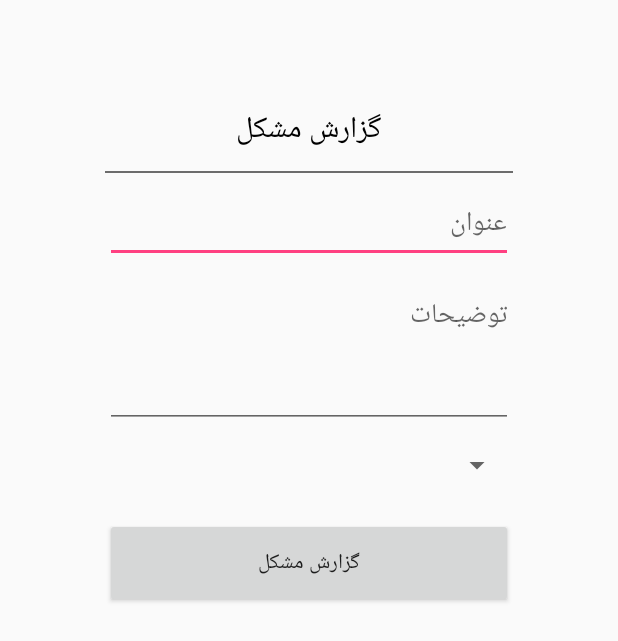
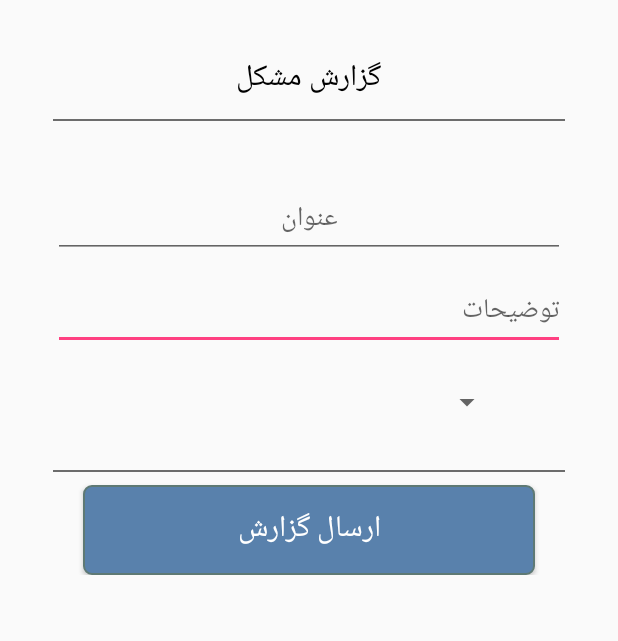
Before and after one commit to PooryaKoorosh/CityReport, an Android app: the layout popup_add_point.xml on its own in the app's theme, with its tools: preview values and no code run, on a phone screen of 412 x 824 dp. Shown: the top 641 px of the screen. Run offline under Robolectric (Android 15) with nearby library versions, the phone set to English and light mode, and no system bars.

Commit message:
UI Optimizations

```diff
--- /dev/null
+++ b/app/src/main/assets/json/profile.json
@@ -0,0 +1 @@
+[{"token":"gYOYdRdjqrphK7oIYIINZ8SggZKQb620170726173156Mngtezbw0ss7ZbPaz1uI2T9hdYVjQl","profile":{"id":1,"user":"1000","name":"\u0627\u0635\u063a\u0631 \u0627\u0635\u063a\u0631\u06cc","birth_certificate":"91203012301230","phone":"91111355444","address":"\u0631\u0634\u062a \n\u06af\u0644\u0633\u0627\u0631 \u0628\u0644\u0648\u0627\u0631 \u06af\u06cc\u0644\u0627\u0646 \u06cc\u0647 \u062c\u0627\u06cc\u06cc","created_at":"2017-05-11 00:00:00","updated_at":"2017-05-11 05:53:55","classroom":{"id":1,"name":"\u062f\u0647\u0645 \u0631\u06cc\u0627\u0636\u06cc"}}}]
--- /dev/null
+++ b/app/src/main/assets/profile.json
@@ -0,0 +1 @@
+[{"token":"gYOYdRdjqrphK7oIYIINZ8SggZKQb620170726173156Mngtezbw0ss7ZbPaz1uI2T9hdYVjQl","profile":{"id":1,"user":"1000","name":"\u0627\u0635\u063a\u0631 \u0627\u0635\u063a\u0631\u06cc","birth_certificate":"91203012301230","phone":"91111355444","address":"\u0631\u0634\u062a \n\u06af\u0644\u0633\u0627\u0631 \u0628\u0644\u0648\u0627\u0631 \u06af\u06cc\u0644\u0627\u0646 \u06cc\u0647 \u062c\u0627\u06cc\u06cc","created_at":"2017-05-11 00:00:00","updated_at":"2017-05-11 05:53:55","classroom":{"id":1,"name":"\u062f\u0647\u0645 \u0631\u06cc\u0627\u0636\u06cc"}}}]
--- a/app/src/main/java/com/example/koorosh/cityreport2/SplashActivity.java
+++ b/app/src/main/java/com/example/koorosh/cityreport2/SplashActivity.java
@@ -62,7 +62,7 @@ public class SplashActivity extends Activity {
                     G.activity.runOnUiThread(new Runnable() {
                         @Override
                         public void run() {
-                            Toast.makeText(SplashActivity.this, G.SUCCESS, Toast.LENGTH_SHORT).show();
+//                            Toast.makeText(SplashActivity.this, G.SUCCESS, Toast.LENGTH_SHORT).show();
                             try {
                                 parseJson(res);
                                 Intent intent = new Intent(SplashActivity.this,LauncherActivity.class);
--- /dev/null
+++ b/app/src/main/res/drawable/buttons.xml
@@ -0,0 +1,7 @@
+<?xml version="1.0" encoding="utf-8"?>
+<shape android:shape="rectangle"
+    xmlns:android="http://schemas.android.com/apk/res/android">
+    <corners android:radius="5dp" />
+    <stroke android:width="1dip" android:color="#5e7974" />
+    <solid android:color="#5981ac"/>
+</shape>
--- a/app/src/main/res/layout/popup_add_point.xml
+++ b/app/src/main/res/layout/popup_add_point.xml
@@ -1,16 +1,16 @@
 <?xml version="1.0" encoding="utf-8"?>
 <RelativeLayout xmlns:android="http://schemas.android.com/apk/res/android"
     android:layout_width="match_parent"
-    android:layout_height="wrap_content"
-    android:layout_margin="50dp"
-    android:padding="20dp">
+    android:layout_height="match_parent"
+    android:layout_margin="25dp"
+    android:padding="10dp">
 
     <ScrollView
         android:layout_width="match_parent"
-        android:layout_height="wrap_content">
+        android:layout_height="match_parent">
     <RelativeLayout
         android:layout_width="match_parent"
-        android:layout_height="wrap_content">
+        android:layout_height="match_parent">
     <TextView
         android:id="@+id/PopupTitle"
         android:layout_width="wrap_content"
@@ -25,25 +25,27 @@
         android:layout_width="match_parent"
         android:layout_height="1dp"
         android:layout_below="@id/PopupTitle"
+        android:layout_marginBottom="30dp"
         android:layout_marginTop="10dp"
         android:background="#6c6c6c" />
 
         <EditText
             android:id="@+id/edTitle"
-            android:layout_width="300dp"
-            android:layout_height="50dp"
+            android:layout_width="match_parent"
+            android:layout_height="wrap_content"
+            android:maxLines="1"
             android:layout_below="@id/line"
             android:layout_marginTop="10dp"
+            android:gravity="center_horizontal"
             android:hint="عنوان"
             android:inputType="text"/>
 
         <EditText
             android:id="@+id/edDescription"
-            android:layout_width="300dp"
-            android:layout_height="100dp"
+            android:layout_width="match_parent"
+            android:layout_height="wrap_content"
             android:inputType="textMultiLine"
-            android:lines="8"
-            android:minLines="6"
+            android:lineSpacingMultiplier="1.5"
             android:gravity="top|right"
             android:maxLines="10"
             android:scrollbars="vertical"
@@ -55,8 +57,9 @@
             android:id="@+id/spProblems"
             android:layout_width="300dp"
             android:layout_height="30dp"
+            android:layout_marginBottom="20dp"
             android:layout_below="@id/edDescription"
-            android:layout_marginTop="10dp"/>
+            android:layout_marginTop="20dp"/>
 
 
         <Button
@@ -65,10 +68,22 @@
             android:layout_height="match_parent"
             android:text="ارسال عکس"
             android:layout_weight="1"
+            android:textColor="#fff"
             android:layout_centerHorizontal="true"
             android:layout_marginTop="10dp"
+            android:background="@drawable/buttons"
+            android:layout_marginBottom="20dp"
             android:visibility="gone"
             android:layout_below="@id/spProblems"/>
+
+        <View
+            android:id="@+id/line2"
+            android:layout_width="match_parent"
+            android:layout_height="1dp"
+            android:layout_below="@id/btnDocumentChoose"
+            android:layout_marginBottom="30dp"
+            android:layout_marginTop="10dp"
+            android:background="#6c6c6c" />
 
         <Button
             android:id="@+id/ReportBtn"
@@ -76,7 +91,12 @@
             android:layout_height="60dp"
             android:layout_below="@id/btnDocumentChoose"
             android:layout_marginTop="20dp"
-            android:text="گزارش مشکل"/>
+            android:background="@drawable/buttons"
+            android:textColor="#fff"
+            android:textSize="20sp"
+            android:layout_marginRight="20dp"
+            android:layout_marginLeft="20dp"
+            android:text="ارسال گزارش"/>
 
     </RelativeLayout>
     </ScrollView>
```
Also changed, not shown: app/src/main/java/com/example/koorosh/cityreport2/Fragment/AddFragment.java (+7 -0 lines), app/src/main/java/com/example/koorosh/cityreport2/G.java (+22 -0 lines), app/src/main/assets/fonts/yekan.TTF (added).
